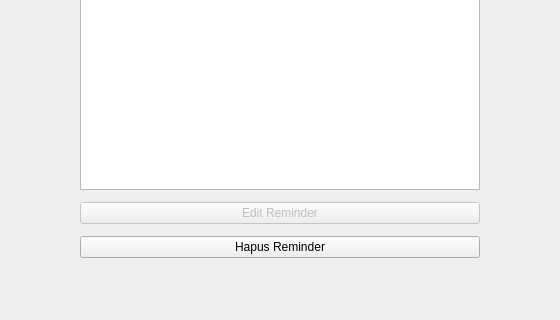
This is mainwindow.ui in JhonPiterSitumorang-251401052/DeadlineSaver as Qt 5 draws it before an edit; both pictures show x 120 to 680 and y 280 to 600 of the 800 by 600 pixel window. The edited form follows.
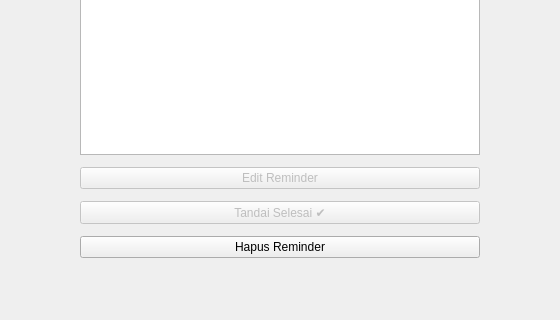
This is the edited form.

Commit message: tambah tombol tandai selesai

Patch:
```diff
--- a/mainwindow.ui
+++ b/mainwindow.ui
@@ -80,6 +80,16 @@
       </property>
      </widget>
     </item>
+    <item>
+     <widget class="QPushButton" name="btnSelesai">
+      <property name="text">
+       <string>Tandai Selesai ✔</string>
+      </property>
+      <property name="enabled">
+       <bool>false</bool>
+      </property>
+     </widget>
+    </item>
     <item>
      <widget class="QPushButton" name="btnHapus">
       <property name="text">
```
The commit also changes 1 other file.
